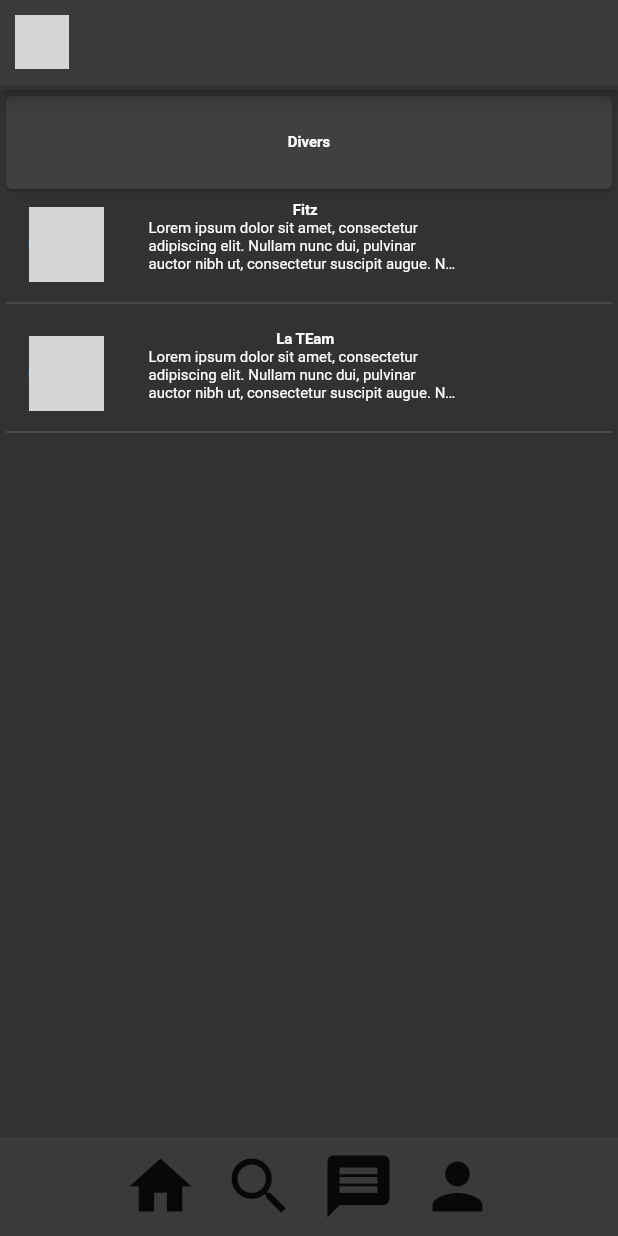
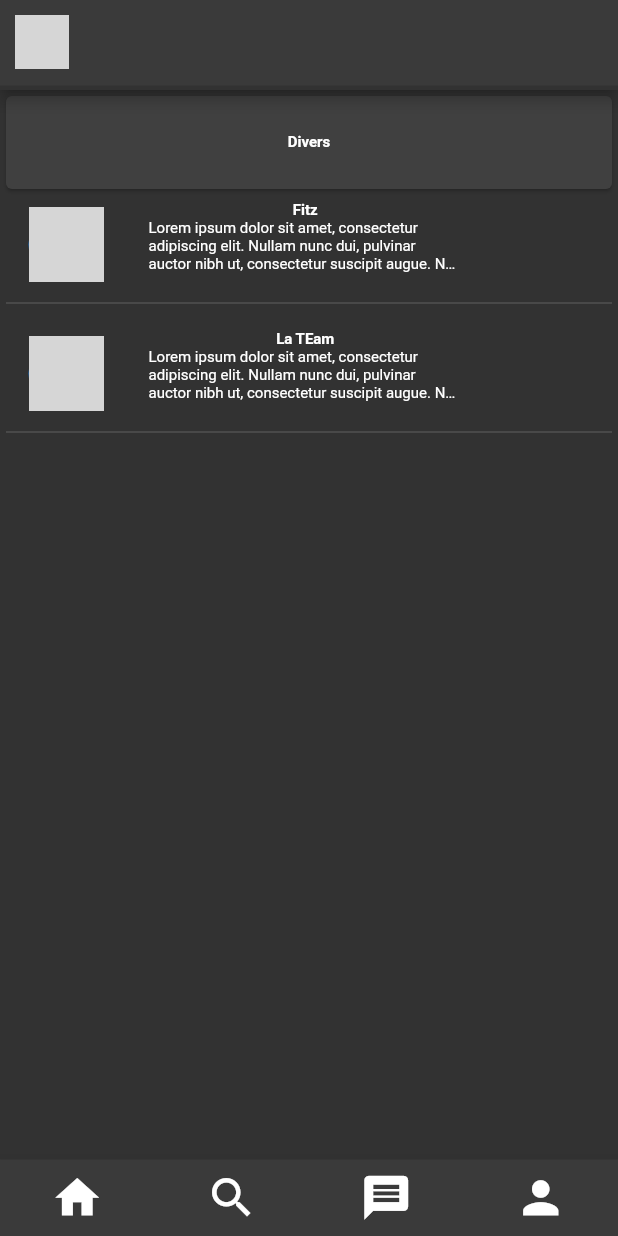
Before and after one commit to iokii/ProjetCollectif-Kiwi, a Flutter app: the HomePage screen opened by its route, after a tap on the "message" icon, on a phone screen of 412 x 824 dp. Run offline on Flutter 3.47's test engine with Material 2 defaults, Android fonts, the phone set to English and light mode, and no system bars; network calls fail; grey boxes are pictures that could not be loaded.

Commit message:
pljus beau le footer la

```diff
--- /dev/null
+++ b/lib/BottomIconBar.dart
@@ -0,0 +1,52 @@
+import 'package:flutter/material.dart';
+
+import 'global.dart';
+
+BottomAppBar BottomIconBar(context) {
+  var iconSize = 35.0;
+  return BottomAppBar(
+    //Footer a mettre en widget
+    color: semiLightGray,
+    child: Row(
+      mainAxisAlignment: MainAxisAlignment.spaceAround,
+      children: [
+        IconButton(
+          onPressed: () {
+            Navigator.pushNamed(context, '/homepage');
+          },
+          icon: const Icon(
+            Icons.home,
+            color: Colors.white,
+          ),
+          iconSize: iconSize,
+        ),
+        IconButton(
+          onPressed: () {},
+          icon: const Icon(
+            Icons.search,
+            color: Colors.white,
+          ),
+          iconSize: iconSize,
+        ),
+        IconButton(
+          onPressed: () {
+            Navigator.pushNamed(context, '/message');
+          },
+          icon: const Icon(
+            Icons.message,
+            color: Colors.white,
+          ),
+          iconSize: iconSize,
+        ),
+        IconButton(
+          onPressed: () {},
+          icon: const Icon(
+            Icons.person,
+            color: Colors.white,
+          ),
+          iconSize: iconSize,
+        )
+      ],
+    ),
+  );
+}
--- a/lib/Components/ExtractArgumentsScreen.dart
+++ b/lib/Components/ExtractArgumentsScreen.dart
@@ -7,7 +7,7 @@ import 'package:flutter/material.dart';
 import 'package:project/Models/Discussion.dart';
 import 'package:project/discuss.dart';
 
-import '../footer.dart';
+import '../BottomIconBar.dart';
 import '../header.dart';
 import '../Models/TextDiscuss.dart';
 import 'package:project/global.dart';
@@ -149,7 +149,7 @@ class _DiscussPageState extends State<ExtractArgumentsDiscuss> {
             ]),
           )
         ]),
-        bottomNavigationBar: footer(context));
+        bottomNavigationBar: BottomIconBar(context));
   }
 }
 
--- a/lib/DetailsPublication.dart
+++ b/lib/DetailsPublication.dart
@@ -1,5 +1,5 @@
 import 'package:flutter/material.dart';
-import 'package:project/footer.dart';
+import 'package:project/BottomIconBar.dart';
 import 'package:project/header.dart';
 import 'package:project/Models/Post.dart';
 import 'package:project/Components/SinglePublication.dart';
@@ -35,7 +35,7 @@ class _DetailsPublicationState extends State<DetailsPublication> {
           Expanded(child: SinglePublication(widget.post)),
         ],
       ),
-      bottomNavigationBar: footer(context),
+      bottomNavigationBar: BottomIconBar(context),
     );
   }
 }
--- a/lib/MessPage.dart
+++ b/lib/MessPage.dart
@@ -1,7 +1,7 @@
 import 'package:flutter/material.dart';
 import 'package:project/Components/singlemessage.dart';
 import 'package:project/Models/Message.dart';
-import 'package:project/footer.dart';
+import 'package:project/BottomIconBar.dart';
 import 'package:project/global.dart';
 import 'package:project/header.dart';
 
@@ -62,6 +62,6 @@ class _MessPageState extends State<MessPage> {
             )),
           ],
         ),
-        bottomNavigationBar: footer(context));
+        bottomNavigationBar: BottomIconBar(context));
   }
 }
--- a/lib/discuss.dart
+++ b/lib/discuss.dart
@@ -1,7 +1,7 @@
 import 'package:flutter/material.dart';
 import 'package:project/Components/singlemessage.dart';
 import 'package:project/Models/Message.dart';
-import 'package:project/footer.dart';
+import 'package:project/BottomIconBar.dart';
 import 'package:project/global.dart';
 import 'package:project/header.dart';
 
--- a/lib/footer.dart
+++ /dev/null
@@ -1,44 +0,0 @@
-import 'package:flutter/cupertino.dart';
-import 'package:flutter/material.dart';
-
-import 'global.dart';
-
-BottomAppBar footer(context) {
-  return BottomAppBar(
-    //Footer a mettre en widget
-    color: semiLightGray,
-    child: Row(
-      mainAxisAlignment: MainAxisAlignment.center,
-      children: [
-        IconButton(
-          onPressed: () {
-            Navigator.pushNamed(context, '/homepage');
-          },
-
-          icon: const Icon(Icons.home),
-          iconSize: 50,
-        ),
-        IconButton(
-          onPressed: () {},
-
-          icon: const Icon(Icons.search),
-          iconSize: 50,
-        ),
-        IconButton(
-          onPressed: () {
-            Navigator.pushNamed(context, '/message');
-          },
-
-          icon: const Icon(Icons.message),
-          iconSize: 50,
-        ),
-        IconButton(
-          onPressed: () {},
-
-          icon: const Icon(Icons.person),
-          iconSize: 50,
-        )
-      ],
-    ),
-  );
-}
--- a/lib/homepage.dart
+++ b/lib/homepage.dart
@@ -1,6 +1,6 @@
 import 'package:flutter/material.dart';
 import 'package:project/DetailsPublication.dart';
-import 'package:project/footer.dart';
+import 'package:project/BottomIconBar.dart';
 import 'package:project/header.dart';
 import 'package:project/Models/Post.dart';
 import 'package:project/PostList.dart';
@@ -76,7 +76,7 @@ class _HomePageState extends State<HomePage> {
           },
         ),
       ),
-      bottomNavigationBar: footer(context),
+      bottomNavigationBar: BottomIconBar(context),
     );
   }
 }
```
